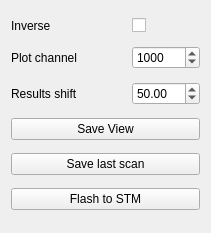
First picture: the form in other.ui, repository budylin/pybotdr, before the edit.
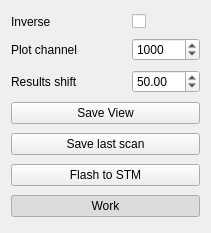
Second picture: the form after the edit.

Patch:
```diff
--- a/other.ui
+++ b/other.ui
@@ -95,6 +95,19 @@
      </property>
     </widget>
    </item>
+   <item row="9" column="0" colspan="3">
+    <widget class="QPushButton" name="work">
+     <property name="text">
+      <string>Work</string>
+     </property>
+     <property name="checkable">
+      <bool>true</bool>
+     </property>
+     <property name="checked">
+      <bool>true</bool>
+     </property>
+    </widget>
+   </item>
   </layout>
  </widget>
  <resources/>
```
